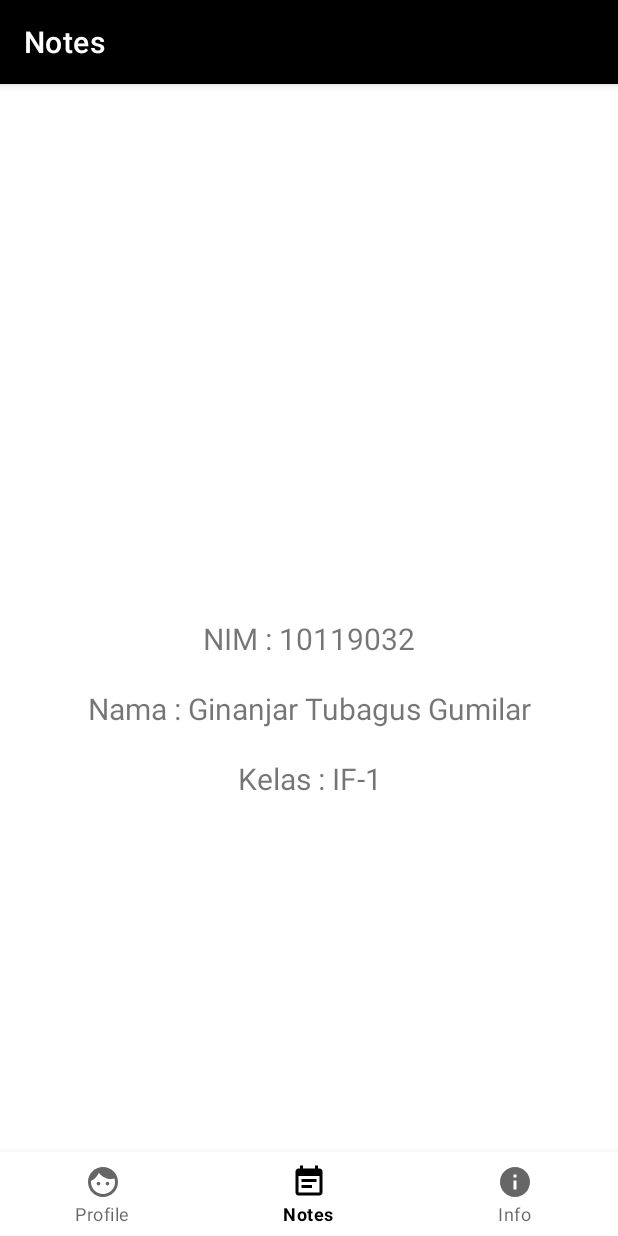
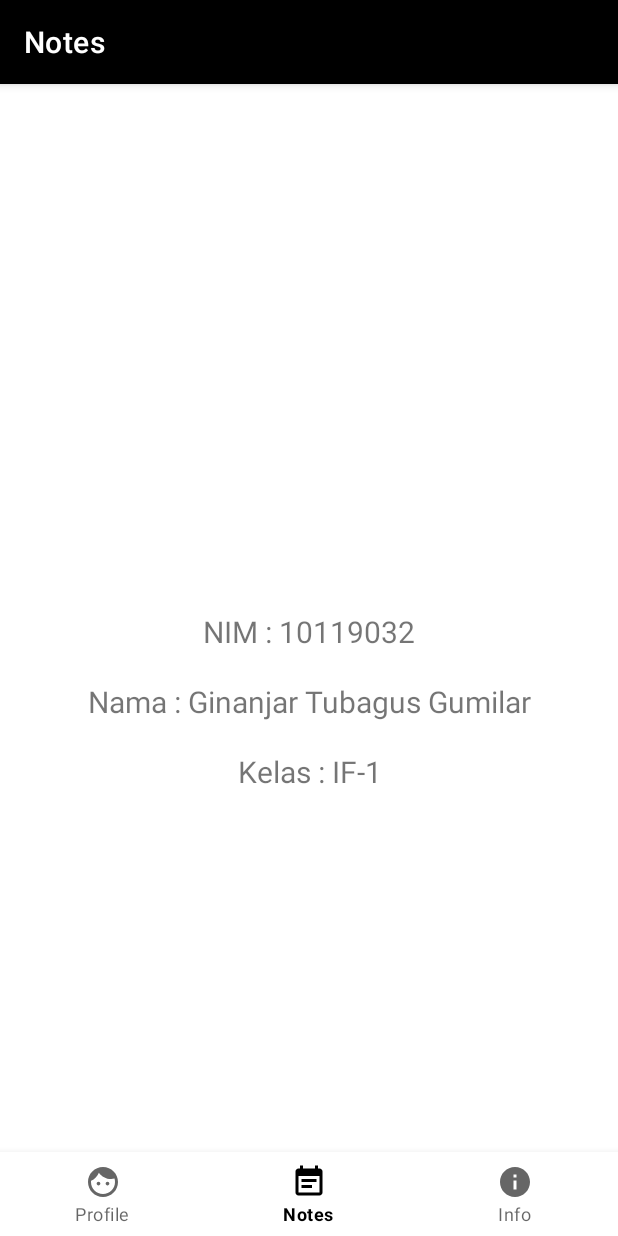
Before and after one commit to ginanjar10119032/Tugas-UTS-Genap-2022-AKB-IF-1-10119032, an Android app: the DashboardFragment screen opened through its navigation route, on a phone screen of 412 x 824 dp. Run offline under Robolectric (Android 15) with nearby library versions, the phone set to English and light mode, and no system bars; our stand-ins replace navigation-ui.

Commit message:
centered image

```diff
--- a/app/src/main/res/layout/fragment_dashboard.xml
+++ b/app/src/main/res/layout/fragment_dashboard.xml
@@ -4,7 +4,7 @@
 <!--NAMA    : GINANJAR TUBAGUS GUMILAR-->
 <!--KELAS   : IF-1-->
 
-<androidx.constraintlayout.widget.ConstraintLayout xmlns:android="http://schemas.android.com/apk/res/android"
+<RelativeLayout xmlns:android="http://schemas.android.com/apk/res/android"
     xmlns:app="http://schemas.android.com/apk/res-auto"
     xmlns:tools="http://schemas.android.com/tools"
     android:layout_width="match_parent"
@@ -20,8 +20,10 @@
         android:layout_marginEnd="8dp"
         android:textAlignment="center"
         android:textSize="20sp"
+        android:scaleType="centerInside"
+        android:layout_centerInParent="true"
         app:layout_constraintBottom_toBottomOf="parent"
         app:layout_constraintEnd_toEndOf="parent"
         app:layout_constraintStart_toStartOf="parent"
         app:layout_constraintTop_toTopOf="parent" />
-</androidx.constraintlayout.widget.ConstraintLayout>
+</RelativeLayout>
--- a/app/src/main/res/layout/fragment_notifications.xml
+++ b/app/src/main/res/layout/fragment_notifications.xml
@@ -4,7 +4,7 @@
 <!--NAMA    : GINANJAR TUBAGUS GUMILAR-->
 <!--KELAS   : IF-1-->
 
-<androidx.constraintlayout.widget.ConstraintLayout xmlns:android="http://schemas.android.com/apk/res/android"
+<RelativeLayout xmlns:android="http://schemas.android.com/apk/res/android"
     xmlns:app="http://schemas.android.com/apk/res-auto"
     xmlns:tools="http://schemas.android.com/tools"
     android:layout_width="match_parent"
@@ -20,8 +20,10 @@
         android:layout_marginEnd="8dp"
         android:textAlignment="center"
         android:textSize="20sp"
+        android:scaleType="centerInside"
+        android:layout_centerInParent="true"
         app:layout_constraintBottom_toBottomOf="parent"
         app:layout_constraintEnd_toEndOf="parent"
         app:layout_constraintStart_toStartOf="parent"
         app:layout_constraintTop_toTopOf="parent" />
-</androidx.constraintlayout.widget.ConstraintLayout>
+</RelativeLayout>
```
